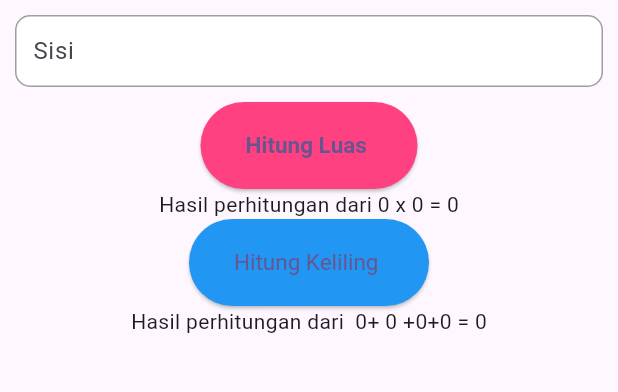
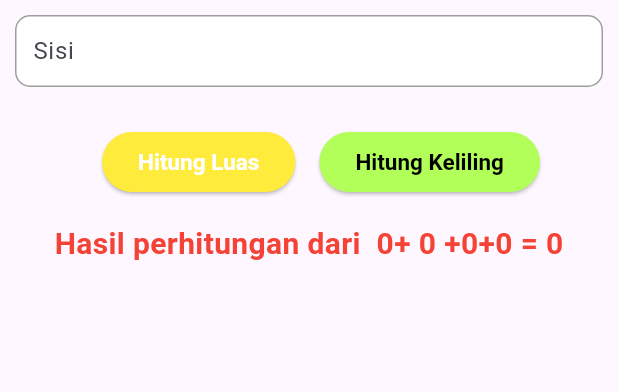
Before and after one commit to ashifaamirul/bangun_datar, a Flutter app: the PersegiPage screen opened directly, after a tap on "Hitung Luas", after a tap on "Hitung Keliling", on a phone screen of 412 x 824 dp, the part 447-839 px from its top. Run offline on Flutter 3.47's test engine with Material 2 defaults, Android fonts, the phone set to English and light mode, and no system bars; our stand-ins replace get.

Commit message:
hitung persegi

```diff
--- a/lib/controller/persegi_controller.dart
+++ b/lib/controller/persegi_controller.dart
@@ -2,16 +2,16 @@ import 'package:get/get.dart';
 
 class PersegiController extends GetxController{
   int sisi = 0;
-  final hasilluas = "".obs;
-  final hasilkel = "".obs;
+  final hasil = "".obs;
+
 
   void hitungLuas(){
     int hitung = sisi*sisi;
-    hasilluas.value="Hasil perhitungan dari $sisi x $sisi = $hitung";
+    hasil.value="Hasil perhitungan dari $sisi x $sisi = $hitung";
   }
 
   void hitungKeliling(){
     int hitung = sisi+sisi+sisi+sisi;
-    hasilkel.value="Hasil perhitungan dari  $sisi+ $sisi +$sisi+$sisi = $hitung";
+    hasil.value="Hasil perhitungan dari  $sisi+ $sisi +$sisi+$sisi = $hitung";
   }
 }
--- a/lib/pages/PersegiPage.dart
+++ b/lib/pages/PersegiPage.dart
@@ -55,36 +55,40 @@ class PersegiPage extends StatelessWidget {
                       borderRadius: BorderRadius.all(Radius.circular(10)))),
             ),
           ),
-          Center(
+          Row(
+            mainAxisAlignment: MainAxisAlignment.center,
+            children: [
+              Padding(
+                padding: const EdgeInsets.all(16.0),
                 child: ElevatedButton(
                     style: ElevatedButton.styleFrom(
-                    primary: Colors.pinkAccent,
-                    padding: EdgeInsets.symmetric(horizontal: 30, vertical: 20),
+                        primary: Colors.yellow,
                         textStyle: TextStyle(
-                        color: Colors.white,
                             fontSize: 15,
                             fontWeight: FontWeight.bold)),
-                onPressed: () {
+                    onPressed: (){
                       _persegiController.hitungLuas();
-                },
-                child: Text("Hitung Luas ")),
+                    }, child: Text("Hitung Luas",
+                  style: TextStyle(color: Colors.white),)),
               ),
-          Obx(() => Text("${_persegiController.hasilluas.value}")),
-          Center(
-            child: ElevatedButton(
+              ElevatedButton(
                   style: ElevatedButton.styleFrom(
-                    primary: Colors.blue,
-
-                    padding: EdgeInsets.symmetric(horizontal: 30, vertical: 20),
+                      primary: Colors.lightGreenAccent,
                       textStyle: TextStyle(
                           fontSize: 15,
-                        fontWeight: FontWeight.normal)),
-                onPressed: () {
+                          fontWeight: FontWeight.bold)),
+                  onPressed: (){
                     _persegiController.hitungKeliling();
-                },
-                child: Text("Hitung Keliling ")),
+                  }, child: Text("Hitung Keliling",
+                style: TextStyle(color: Colors.black),)),
+            ],
           ),
-          Obx(() => Text("${_persegiController.hasilkel.value}"))
+
+          Obx(() => Text(_persegiController.hasil.value,
+            style: TextStyle(
+                fontSize: 20,
+                fontWeight: FontWeight.bold,
+                color: Colors.red),))
         ],
       ),
     );
```
Lines whose indentation alone changed are shown as unchanged.
